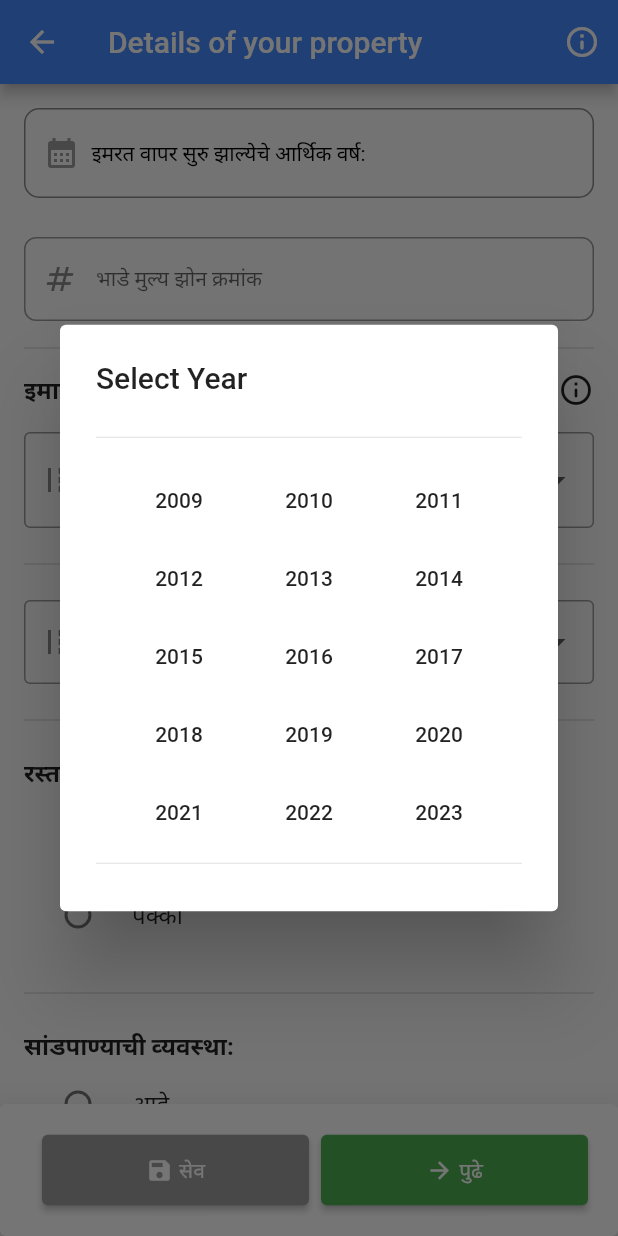
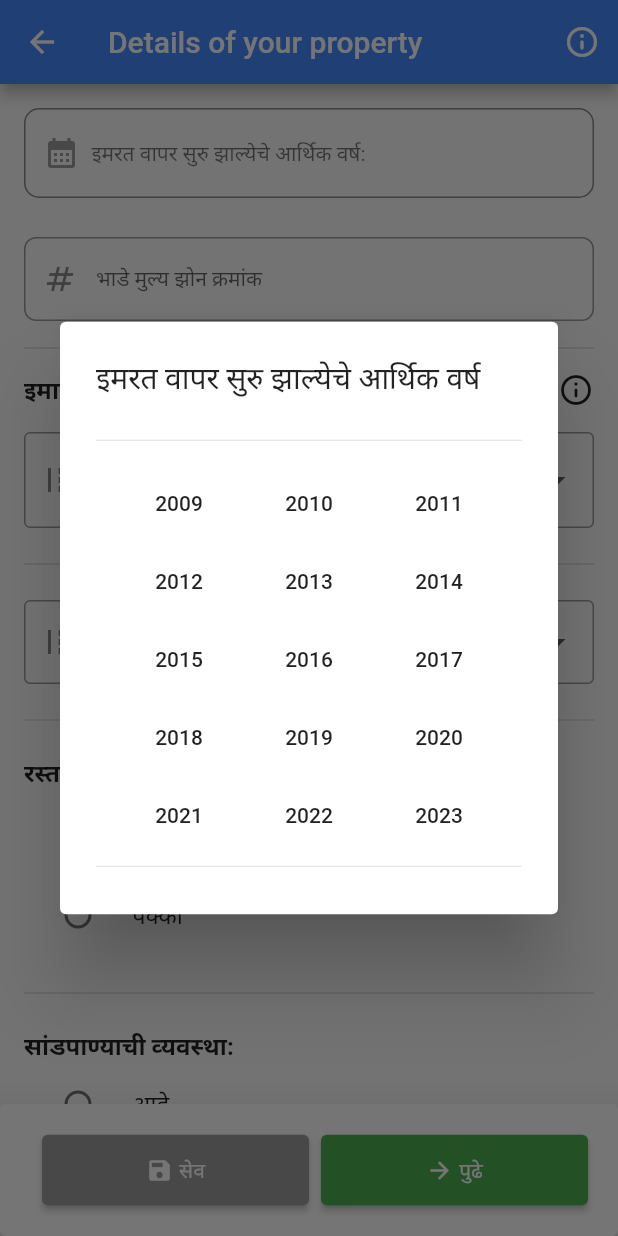
Before and after one commit to Ronitrs5/Nagarpalika-ERP, a Flutter app: the PropertyDetails screen opened directly, after a tap on "इमरत वापर सुरु झाल्येचे आर्थिक वर्ष:", on a phone screen of 412 x 824 dp. Run offline on Flutter 3.47's test engine with Material 2 defaults, Android fonts, the phone set to English and light mode, and no system bars; our stand-ins replace geocoding, geolocator, google_maps_flutter, lottie, permission_handler, photo_view; missing offline and left inert: qrscan.

Commit message:
Calender UI changes

```diff
--- a/lib/ui/home/property_details.dart
+++ b/lib/ui/home/property_details.dart
@@ -65,7 +65,7 @@ class _PropertyDetailsState extends State<PropertyDetails> {
                       context: context,
                       builder: (BuildContext context) {
                         return AlertDialog(
-                          title: Text("Select Year"),
+                          title: const Text("इमरत वापर सुरु झाल्येचे आर्थिक वर्ष",),
                           content: Container( // Need to use container to add size constraint.
                             width: 300,
                             height: 300,
@@ -83,7 +83,7 @@ class _PropertyDetailsState extends State<PropertyDetails> {
 
                                 setState(() {
                                   _selectedDate=dateTime;
-                                  _selectedDateString='इमरत वापर सुरु झाल्येचे आर्थिक वर्ष:'+ DateFormat("yyyy").format(_selectedDate);
+                                  _selectedDateString= DateFormat("yyyy").format(_selectedDate);
                                 });
                                 // Do something with the dateTime selected.
                                 // Remember that you need to use dateTime.year to get the year
@@ -95,24 +95,24 @@ class _PropertyDetailsState extends State<PropertyDetails> {
                     );
                   },child: Container(
                     height: 60,
-                    margin: EdgeInsets.all(16),
+                    margin: const EdgeInsets.all(16),
                     decoration: BoxDecoration(
                       border: Border.all(color:Colors.black45),
                       borderRadius: BorderRadius.circular(10),
                     ),
                     child: Row(
                       children: [
-                        SizedBox(width: 12,),
-                        Icon(Icons.calendar_month,color: Colors.grey,),
-                        SizedBox(width: 8,),
-                        Text(_selectedDateString,style: TextStyle(color: Colors.black),),
+                        const SizedBox(width: 12,),
+                        const Icon(Icons.calendar_month,color: Colors.grey,),
+                        const SizedBox(width: 8,),
+                        Text(_selectedDateString,style: const TextStyle(color: Colors.black54),),
                       ],
                     ),
                   )),
 
                   EditText(controller: zoneController, text: 'भाडे मुल्य झोन क्रमांक', icon: Icons.numbers,selected: true,),
 
-                  Divider(thickness: 1,indent: 16,color: Colors.black12,endIndent: 16,),
+                  const Divider(thickness: 1,indent: 16,color: Colors.black12,endIndent: 16,),
                   Padding(
                     padding: const EdgeInsets.only(left: 16,top: 8,right: 16),
                     child: Column(
@@ -187,21 +187,21 @@ class _PropertyDetailsState extends State<PropertyDetails> {
                         Padding(
                           padding: const EdgeInsets.fromLTRB(0, 16, 0, 16),
                           child: DropdownButtonFormField<String>(
-                              decoration: InputDecoration(
+                              decoration: const InputDecoration(
                                 prefixIcon: Icon(Icons.add_road),
                                 border: OutlineInputBorder(
                                   borderSide: BorderSide(color: Colors.grey, width: 1.0),
                                 ),
                                 labelText: 'इमारतीचे प्रत:',
-                              ),icon: Icon(Icons.arrow_drop_down_outlined),
+                              ),icon: const Icon(Icons.arrow_drop_down_outlined),
 
                               items: [
-                                DropdownMenuItem(value: 'प्रकार अ', child: Text('प्रकार अ',)),
-                                DropdownMenuItem(value: 'प्रकार ब', child: Text('प्रकार ब')),
-                                DropdownMenuItem(value: 'प्रकार क', child: Text('प्रकार क')),
-                                DropdownMenuItem(value: 'प्रकार ड', child: Text('प्रकार ड')),
-                                DropdownMenuItem(value: 'प्रकार इ', child: Text('प्रकार इ')),
-                                DropdownMenuItem(value: 'प्रकार ई', child: Text('प्रकार ई')),
+                                const DropdownMenuItem(value: 'प्रकार अ', child: Text('प्रकार अ',)),
+                                const DropdownMenuItem(value: 'प्रकार ब', child: Text('प्रकार ब')),
+                                const DropdownMenuItem(value: 'प्रकार क', child: Text('प्रकार क')),
+                                const DropdownMenuItem(value: 'प्रकार ड', child: Text('प्रकार ड')),
+                                const DropdownMenuItem(value: 'प्रकार इ', child: Text('प्रकार इ')),
+                                const DropdownMenuItem(value: 'प्रकार ई', child: Text('प्रकार ई')),
                               ],
                               onChanged: (value) {
                                 setState(() {
@@ -213,24 +213,24 @@ class _PropertyDetailsState extends State<PropertyDetails> {
                       ],
                     ),
                   ),
-                  Divider(thickness: 1,color: Colors.black12,indent: 16,endIndent: 16,),
+                  const Divider(thickness: 1,color: Colors.black12,indent: 16,endIndent: 16,),
                   Padding(
                     padding: const EdgeInsets.fromLTRB(16, 16, 16, 16),
                     child: DropdownButtonFormField<String>(
-                      decoration: InputDecoration(
+                      decoration: const InputDecoration(
                         prefixIcon: Icon(Icons.add_road),
                         border: OutlineInputBorder(
                           borderSide: BorderSide(color: Colors.grey, width: 1.0),
                         ),
                         contentPadding: EdgeInsets.all(16),
                         labelText: 'इमारत समोर रस्ता: ',
-                      ),icon: Icon(Icons.arrow_drop_down_outlined),
+                      ),icon: const Icon(Icons.arrow_drop_down_outlined),
 
                       items: [
-                        DropdownMenuItem(value: '6 मीटर पर्यंत', child: Text('6 मीटर पर्यंत',)),
-                        DropdownMenuItem(value: '6 ते 12 मीटर', child: Text('6 ते 12 मीटर')),
-                        DropdownMenuItem(value: '12 ते 30 मीटर', child: Text('12 ते 30 मीटर')),
-                        DropdownMenuItem(value: '30 मीटर पेक्षा अधिक', child: Text('30 मीटर पेक्षा अधिक')),
+                        const DropdownMenuItem(value: '6 मीटर पर्यंत', child: Text('6 मीटर पर्यंत',)),
+                        const DropdownMenuItem(value: '6 ते 12 मीटर', child: Text('6 ते 12 मीटर')),
+                        const DropdownMenuItem(value: '12 ते 30 मीटर', child: Text('12 ते 30 मीटर')),
+                        const DropdownMenuItem(value: '30 मीटर पेक्षा अधिक', child: Text('30 मीटर पेक्षा अधिक')),
                       ],
                       onChanged: (value) {
                         setState(() {
@@ -239,7 +239,7 @@ class _PropertyDetailsState extends State<PropertyDetails> {
                       }  // Handle dropdown value change
                     ),
                   ),
-                  Divider(indent: 16,thickness: 1,endIndent: 16,),
+                  const Divider(indent: 16,thickness: 1,endIndent: 16,),
                   Padding(
                     padding: const EdgeInsets.all(16),
                     child: Column(
@@ -273,7 +273,7 @@ class _PropertyDetailsState extends State<PropertyDetails> {
                     ),
                   ),
 
-                  Divider(indent: 16,thickness: 1,endIndent: 16,),
+                  const Divider(indent: 16,thickness: 1,endIndent: 16,),
                   Padding(
                     padding: const EdgeInsets.fromLTRB(16, 16, 16, 16),
                     child: Column(
@@ -307,7 +307,7 @@ class _PropertyDetailsState extends State<PropertyDetails> {
                     ),
                   ),
 
-                  Divider(indent: 16,thickness: 1,endIndent: 16,),
+                  const Divider(indent: 16,thickness: 1,endIndent: 16,),
 
                   Padding(
                     padding: const EdgeInsets.fromLTRB(16, 16, 16, 0),
@@ -342,12 +342,12 @@ class _PropertyDetailsState extends State<PropertyDetails> {
                     ),
                   ),
 
-                  Divider(indent: 16,thickness: 1,endIndent: 16,),
+                  const Divider(indent: 16,thickness: 1,endIndent: 16,),
 
                   EditText(controller: connectionController, text: 'कनेक्शन धारकाचे नाव', icon: Icons.person, selected: true,),
                   EditText(controller: numberController, text: 'संडास संख्या', icon: Icons.bathtub,selected: true,),
 
-                  Divider(indent: 16,endIndent: 16,),
+                  const Divider(indent: 16,endIndent: 16,),
                   Padding(
                     padding: const EdgeInsets.all(16),
                     child: Column(
@@ -388,7 +388,7 @@ class _PropertyDetailsState extends State<PropertyDetails> {
           }, onPressSave: (){
             saveData();
           }, onPressNext: (){
-            Navigator.push(context, MaterialPageRoute(builder: (context)=>DescriptionPage()));
+            Navigator.push(context, MaterialPageRoute(builder: (context)=>const DescriptionPage()));
           }),
         ],
       ),
@@ -444,7 +444,7 @@ class _PropertyDetailsState extends State<PropertyDetails> {
   }
 
 
-  Future<int> saveData() async{
+  Future<void> saveData() async{
     var url=Uri.parse('https://nagarpalika-erp-api.azurewebsites.net/api/UpdatePropertyDetails');
     final headers = {'Content-Type': 'application/json'};
     //todo body needs to be updated
@@ -463,11 +463,12 @@ class _PropertyDetailsState extends State<PropertyDetails> {
     });
 
     await http.put(url,headers: headers,body: body).then((value){
-      print(value.body.toString());
-      print(value.statusCode);
+      print('Response status code: ${value.statusCode}');
+      print('Response body: ${value.body}');
+
+
       return value.statusCode;
     });
 
-    return 404;
   }
 }
```
Also changed, not shown: pubspec.lock.
